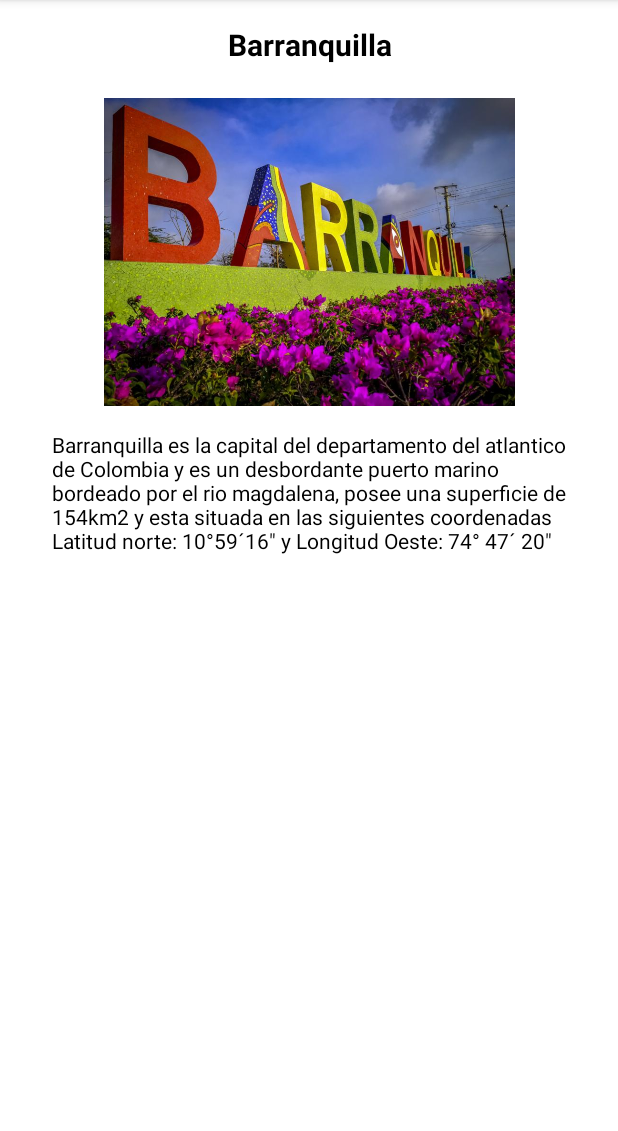
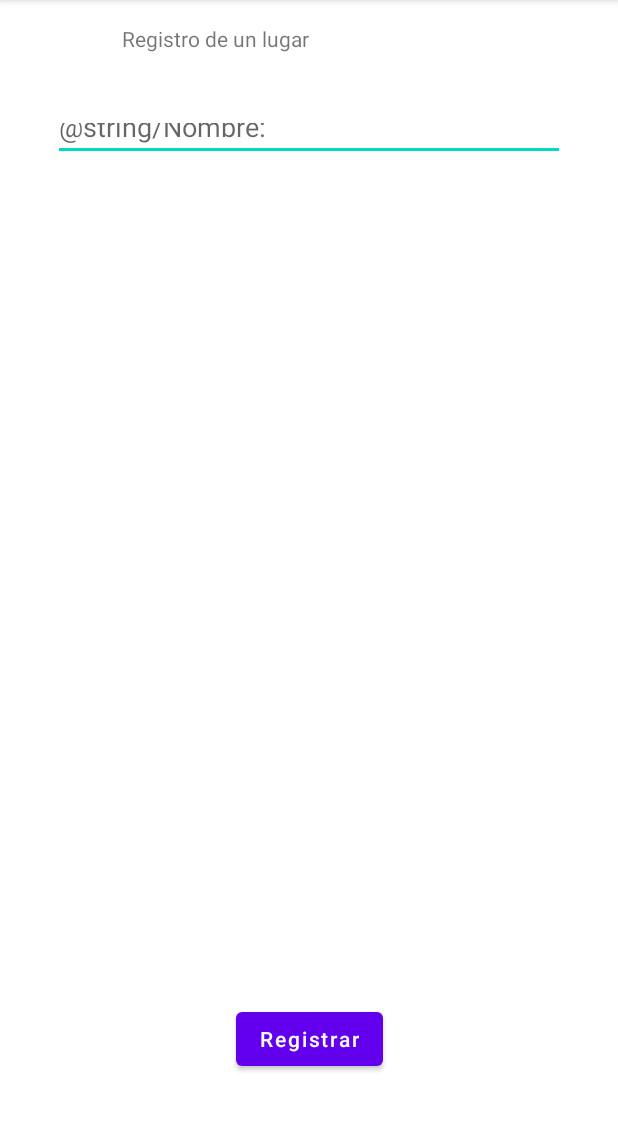
Before and after one commit to J-A-R-V-I-S-cicle-4/Programacion-movil, an Android app: the screen it shows after launch (MainActivity before the commit, Registro after it), on a phone screen of 412 x 824 dp, the part 84-1215 px from its top. Run offline under Robolectric (Android 15) with nearby library versions, the phone set to English and light mode, and no system bars.

Commit message:
Segunda vista

```diff
--- a/app/src/main/AndroidManifest.xml
+++ b/app/src/main/AndroidManifest.xml
@@ -1,7 +1,6 @@
 <?xml version="1.0" encoding="utf-8"?>
 <manifest xmlns:android="http://schemas.android.com/apk/res/android"
     package="com.example.myprimeraapp">
-
 
     <application
         android:allowBackup="true"
@@ -11,13 +10,19 @@
         android:supportsRtl="true"
         android:theme="@style/Theme.MyprimeraApp">
         <activity
+            android:name=".Registro"
+            android:exported="true">
+            <intent-filter> <!-- indica que se abre esta actividad y solo se hace una sola vez -->
+            <action android:name="android.intent.action.MAIN" />
+
+            <category android:name="android.intent.category.LAUNCHER" />
+        </intent-filter>
+
+        </activity>
+        <activity
             android:name=".MainActivity"
             android:exported="true">
-            <intent-filter>  <!-- indica que se abre esta actividad y solo se hace una sola vez-->
-                <action android:name="android.intent.action.MAIN" />
 
-                <category android:name="android.intent.category.LAUNCHER" />
-            </intent-filter>
         </activity>
     </application>
 
--- /dev/null
+++ b/app/src/main/java/com/example/myprimeraapp/Registro.kt
@@ -0,0 +1,22 @@
+package com.example.myprimeraapp
+
+import androidx.appcompat.app.AppCompatActivity
+import android.os.Bundle
+import android.widget.Button
+import android.widget.EditText
+import android.widget.TextView
+
+class Registro : AppCompatActivity() {
+    override fun onCreate(savedInstanceState: Bundle?) {
+        super.onCreate(savedInstanceState)
+        setContentView(R.layout.activity_registro)
+        val registrarButton: Button = findViewById(R.id.registrar_button)
+        val nombreEditText: EditText = findViewById(R.id.nombre_edit_texto)
+        var inforTextView: TextView = findViewById(R.id.info_text_view)
+
+        registrarButton.setOnClickListener {
+            val nombre = nombreEditText.text
+            inforTextView.text = nombre
+        }
+    }
+}
--- /dev/null
+++ b/app/src/main/res/layout/activity_registro.xml
@@ -0,0 +1,56 @@
+<?xml version="1.0" encoding="utf-8"?>
+<androidx.constraintlayout.widget.ConstraintLayout xmlns:android="http://schemas.android.com/apk/res/android"
+    xmlns:app="http://schemas.android.com/apk/res-auto"
+    xmlns:tools="http://schemas.android.com/tools"
+    android:layout_width="match_parent"
+    android:layout_height="match_parent"
+    tools:context=".Registro">
+
+    <TextView
+        android:id="@+id/textView3"
+        android:layout_width="249dp"
+        android:layout_height="40dp"
+        android:layout_marginStart="8dp"
+        android:layout_marginTop="16dp"
+        android:layout_marginEnd="8dp"
+        android:text="@string/registro"
+        app:layout_constraintEnd_toEndOf="parent"
+        app:layout_constraintStart_toStartOf="parent"
+        app:layout_constraintTop_toTopOf="parent" />
+
+    <EditText
+        android:id="@+id/nombre_edit_texto"
+        android:layout_width="341dp"
+        android:layout_height="35dp"
+        android:layout_marginStart="8dp"
+        android:layout_marginTop="16dp"
+        android:layout_marginEnd="8dp"
+        android:ems="10"
+        android:inputType="textPersonName"
+        android:hint="@string/Nombre:"
+        app:layout_constraintEnd_toEndOf="parent"
+        app:layout_constraintStart_toStartOf="parent"
+        app:layout_constraintTop_toBottomOf="@+id/textView3" />
+
+    <Button
+        android:id="@+id/registrar_button"
+        android:layout_width="wrap_content"
+        android:layout_height="wrap_content"
+        android:layout_marginBottom="16dp"
+        android:text="@string/registrar"
+        android:textAllCaps="false"
+        app:layout_constraintBottom_toTopOf="@+id/info_text_view"
+        app:layout_constraintEnd_toEndOf="parent"
+        app:layout_constraintStart_toStartOf="parent" />
+
+    <TextView
+        android:id="@+id/info_text_view"
+        android:layout_width="wrap_content"
+        android:layout_height="wrap_content"
+        android:layout_marginStart="8dp"
+        android:layout_marginEnd="8dp"
+        android:layout_marginBottom="16dp"
+        app:layout_constraintBottom_toBottomOf="parent"
+        app:layout_constraintEnd_toEndOf="parent"
+        app:layout_constraintStart_toStartOf="parent" />
+</androidx.constraintlayout.widget.ConstraintLayout>
--- a/app/src/main/res/values/strings.xml
+++ b/app/src/main/res/values/strings.xml
@@ -2,4 +2,6 @@
     <string name="app_name">VisitaColombia</string>
     <string name="barranquilla">Barranquilla</string>
     <string name="informacion">Barranquilla es la capital del departamento del atlantico de Colombia y es un desbordante puerto marino bordeado por el rio magdalena, posee una superficie de 154km2 y esta situada en las siguientes coordenadas Latitud norte: 10°59´16\" y Longitud Oeste: 74° 47´ 20\"</string>
+    <string name="registro">Registro de un lugar</string>
+    <string name="registrar">Registrar</string>
 </resources>
```
